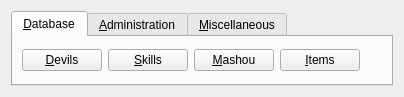
The window that client/ui/Taskbar.ui (erikku/frosty) describes before a commit, drawn with Qt 5.
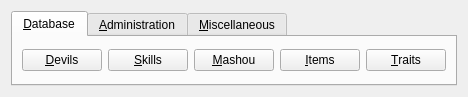
The same window after the commit.

Commit message: Added the trait list.

The edit to the form file:
```diff
--- a/client/ui/Taskbar.ui
+++ b/client/ui/Taskbar.ui
@@ -49,6 +49,13 @@
          </property>
         </widget>
        </item>
+       <item>
+        <widget class="QPushButton" name="traitsButton">
+         <property name="text">
+          <string>&amp;Traits</string>
+         </property>
+        </widget>
+       </item>
        <item>
         <spacer>
          <property name="orientation">
```
The commit also changes 10 other files.
